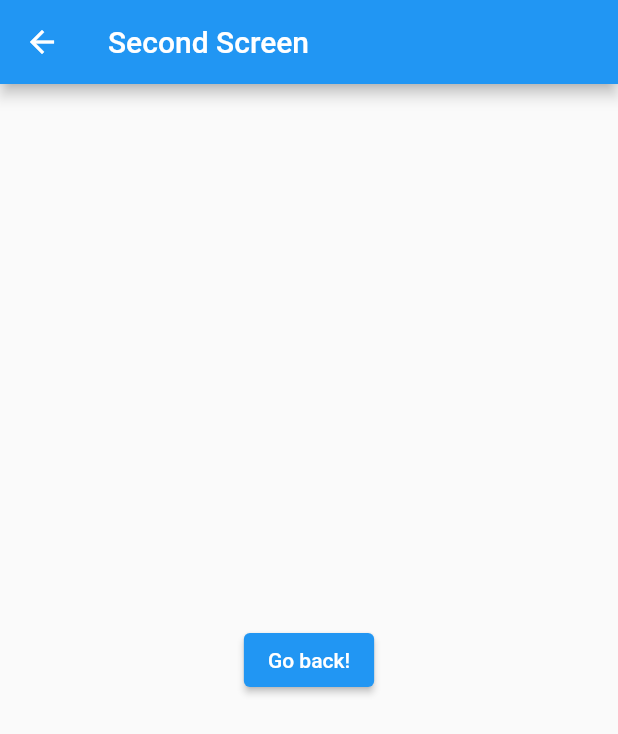
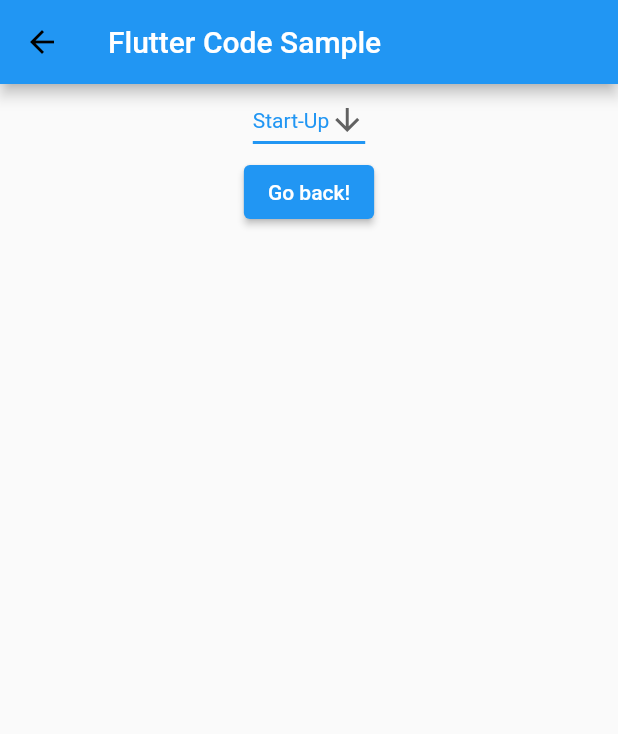
Before and after one commit to Hala-Kaisi/Fynder, a Flutter app: the screen it shows after launch, after a tap on "Sign Up", on a phone screen of 412 x 824 dp. Shown: the top 734 px of the screen. Run offline on Flutter 3.47's test engine with Material 2 defaults, Android fonts, the phone set to English and light mode, and no system bars.

Commit message:
Basic integration of the Sign Up button with fixes to the code structure
In main.dart the routes for each screen are no longer necessary as they're being used in sign_up.dart by the class MyApp and in the menu_bottom.dart file the '/' needed to be changed to '/Home_Screen' otherwise clicking on the swipe button on the bottom would take you back to the login page and in the sign_up.dart file there is now preparation for the main Sign Up page which will include all necessary details

```diff
--- a/lib/main.dart
+++ b/lib/main.dart
@@ -19,11 +19,14 @@ class Fynder extends StatelessWidget {
       initialRoute: '/',
       routes: {
         '/': (context) => MyApp(),
-        '/Sign_Up': (context) => SignUpPage(),
-        '/HomeScreen': (context) => SwipeScreen(),
-        '/Chat': (context) => ChatScreen(),
-        '/NewsSection': (context) => NewsScreen(),
-        '/Settings': (context) => SettingsScreen(),
+        //This code proves to be redundant since the changing of the routes is
+        //done by sign_up.dart file
+
+        //'/Sign_Up': (context) => SignUpPage(),
+        //'/HomeScreen': (context) => SwipeScreen(),
+        //'/Chat': (context) => ChatScreen(),
+        //'/NewsSection': (context) => NewsScreen(),
+        //'/Settings': (context) => SettingsScreen(),
       },
     );
   }
--- a/lib/screens/sign_up.dart
+++ b/lib/screens/sign_up.dart
@@ -1,4 +1,8 @@
 import 'package:flutter/material.dart';
+import 'package:fynder_trial/screens/chat_screen.dart';
+import 'package:fynder_trial/screens/news_section.dart';
+import 'package:fynder_trial/screens/settings_screen.dart';
+import 'package:fynder_trial/screens/swipe_screen.dart';
 
 void main() => runApp(const MyApp());
 
@@ -11,7 +15,13 @@ class MyApp extends StatelessWidget {
   Widget build(BuildContext context) {
     return MaterialApp(
       title: _title,
-      routes: {'/Sign_Up': (context) => SignUpPage()},
+      routes: {
+        '/Sign_Up': (context) => SignUpPage(),
+        '/Home_Screen': (context) => SwipeScreen(),
+        '/Chat': (context) => ChatScreen(),
+        '/NewsSection': (context) => NewsScreen(),
+        '/Settings': (context) => SettingsScreen(),
+      },
       home: Scaffold(
         appBar: AppBar(title: const Text(_title)),
         body: const MyStatefulWidget(),
@@ -85,6 +95,7 @@ class _MyStatefulWidgetState extends State<MyStatefulWidget> {
                 child: ElevatedButton(
                   child: const Text('Login'),
                   onPressed: () {
+                    Navigator.pushNamed(context, '/Home_Screen');
                     print(nameController.text);
                     print(passwordController.text);
                   },
@@ -111,8 +122,40 @@ class _MyStatefulWidgetState extends State<MyStatefulWidget> {
 
 class SignUpPage extends StatelessWidget {
   const SignUpPage({Key? key}) : super(key: key);
+  static const String _title = 'Flutter Code Sample';
 
   @override
+  Widget build(BuildContext context) {
+    return MaterialApp(
+      title: _title,
+      home: Scaffold(
+        appBar: AppBar(
+          title: const Text(_title),
+          leading: IconButton(
+            icon: const Icon(Icons.arrow_back, color: Colors.black),
+            onPressed: () => Navigator.pop(context),
+          ),
+        ),
+        body: Align(
+          child: Column(
+            children: <Widget>[
+              const SignUpPageStatefulWidget(),
+              //This button will act as a "continue" button when the user has
+              //chosen between Start-Up or Investor but for now it just takes
+              //you back to the login screen
+              ElevatedButton(
+                  onPressed: () => Navigator.pop(context),
+                  child: const Text('Go back!')),
+            ],
+          ),
+          alignment: Alignment.topCenter,
+        ),
+      ),
+    );
+  }
+}
+
+/*@override
   Widget build(BuildContext context) {
     return Scaffold(
       appBar: AppBar(
@@ -131,4 +174,41 @@ class SignUpPage extends StatelessWidget {
       ),
     );
   }
+}*/
+
+class SignUpPageStatefulWidget extends StatefulWidget {
+  const SignUpPageStatefulWidget({Key? key}) : super(key: key);
+
+  @override
+  _SignUpPageStatefulWidgetState createState() =>
+      _SignUpPageStatefulWidgetState();
 }
+
+class _SignUpPageStatefulWidgetState extends State<SignUpPageStatefulWidget> {
+  @override
+  Widget build(BuildContext context) {
+    String dropdownValue = 'Start-Up';
+    return DropdownButton<String>(
+      value: dropdownValue,
+      icon: const Icon(Icons.arrow_downward),
+      elevation: 16,
+      style: const TextStyle(color: Colors.blue),
+      underline: Container(
+        height: 2,
+        color: Colors.blue,
+      ),
+      onChanged: (String? newValue) {
+        setState(() {
+          dropdownValue = newValue!;
+        });
+      },
+      items: <String>['Start-Up', 'Investor']
+          .map<DropdownMenuItem<String>>((String value) {
+        return DropdownMenuItem<String>(
+          value: value,
+          child: Text(value),
+        );
+      }).toList(),
+    );
+  }
+}
--- a/lib/shared/menu_bottom.dart
+++ b/lib/shared/menu_bottom.dart
@@ -11,7 +11,7 @@ class MenuBottom extends StatelessWidget {
       onTap: (int index) {
         switch (index) {
           case 0:
-            Navigator.pushNamed(context, '/');
+            Navigator.pushNamed(context, '/Home_Screen');
             break;
           case 1:
             Navigator.pushNamed(context, '/Chat');
```
